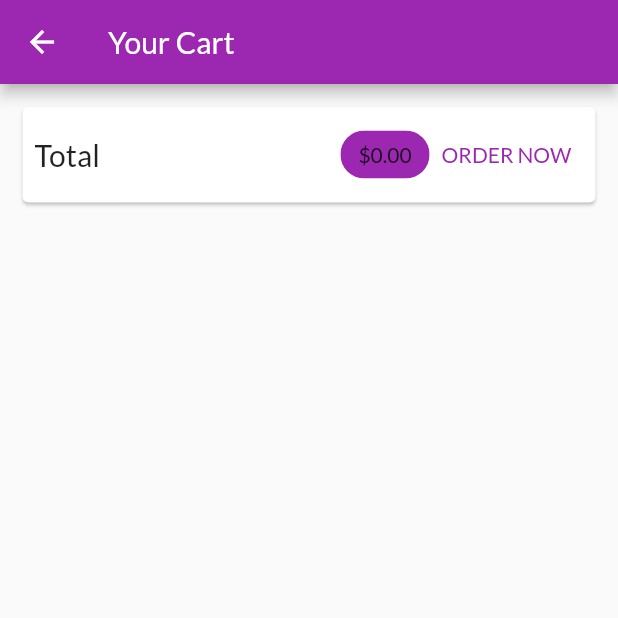
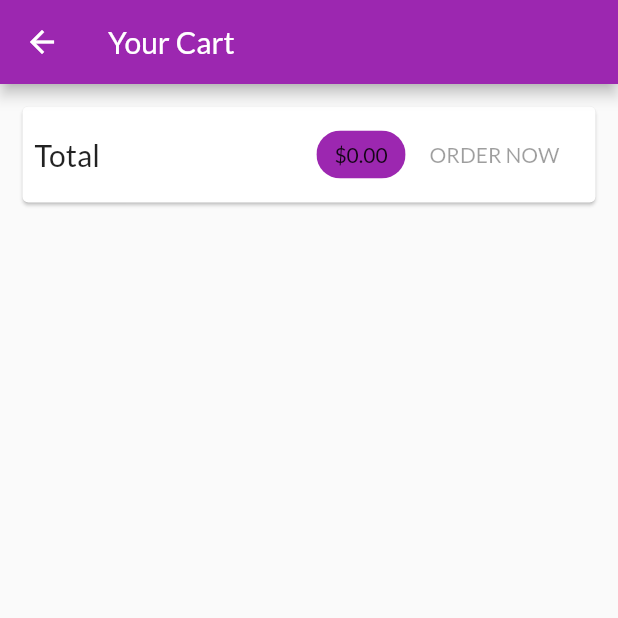
Before and after one commit to officialtechner/flutter.shop_app, a Flutter app: the CartScreen screen opened by its route, on a phone screen of 412 x 824 dp, the top half of it. Run offline on Flutter 3.47's test engine with Material 2 defaults, Android fonts, the phone set to English and light mode, and no system bars; network calls fail.

Commit message:
fetch orders

```diff
--- a/lib/providers/products.dart
+++ b/lib/providers/products.dart
@@ -61,6 +61,9 @@ class Products with ChangeNotifier {
       final response = await http.get(url);
       final extractedData = json.decode(response.body) as Map<String, dynamic>;
       final List<Product> loadedProducts = [];
+      if (extractedData == null) {
+        return;
+      }
       extractedData.forEach((prodId, prodData) {
         loadedProducts.add(Product(
           id: prodId,
--- a/lib/screens/cart_screen.dart
+++ b/lib/screens/cart_screen.dart
@@ -8,6 +8,7 @@ import '../providers/orders.dart';
 class CartScreen extends StatelessWidget {
   static const routeName = '/cart';
 
+  @override
   @override
   Widget build(BuildContext context) {
     final cart = Provider.of<Cart>(context);
@@ -32,23 +33,10 @@ class CartScreen extends StatelessWidget {
                   Chip(
                     label: Text(
                       '\$${cart.totalAmount.toStringAsFixed(2)}',
-                      // style: TextStyle(
-                      //   color: Theme.of(context).primaryTextTheme.title.color,
-                      // ),
                     ),
                     backgroundColor: Theme.of(context).primaryColor,
                   ),
-                  TextButton(
-                    child: Text('ORDER NOW'),
-                    onPressed: () {
-                      Provider.of<Orders>(context, listen: false).addOrder(
-                        cart.items.values.toList(),
-                        cart.totalAmount,
-                      );
-                      cart.clear();
-                    },
-                    // textColor: Theme.of(context).primaryColor,
-                  )
+                  OrderButton(cart: cart)
                 ],
               ),
             ),
@@ -71,3 +59,45 @@ class CartScreen extends StatelessWidget {
     );
   }
 }
+
+class OrderButton extends StatefulWidget {
+  const OrderButton({
+    Key key,
+    @required this.cart,
+  }) : super(key: key);
+
+  final Cart cart;
+
+  @override
+  State<OrderButton> createState() => _OrderButtonState();
+}
+
+class _OrderButtonState extends State<OrderButton> {
+  var _isLoading = false;
+  @override
+  Widget build(BuildContext context) {
+    return FlatButton(
+      child: _isLoading
+          ? Center(
+              child: CircularProgressIndicator(
+              color: Colors.deepPurple,
+            ))
+          : Text('ORDER NOW'),
+      onPressed: (widget.cart.totalAmount <= 0 || _isLoading)
+          ? null
+          : () async {
+              setState(() {
+                _isLoading = true;
+              });
+              await Provider.of<Orders>(context, listen: false).addOrder(
+                widget.cart.items.values.toList(),
+                widget.cart.totalAmount,
+              );
+              setState(() {
+                _isLoading = false;
+              });
+              widget.cart.clear();
+            },
+    );
+  }
+}
```
Also changed, not shown: lib/providers/orders.dart (+52 -3 lines), lib/screens/orders_screen.dart (+27 -5 lines), pubspec.lock.
